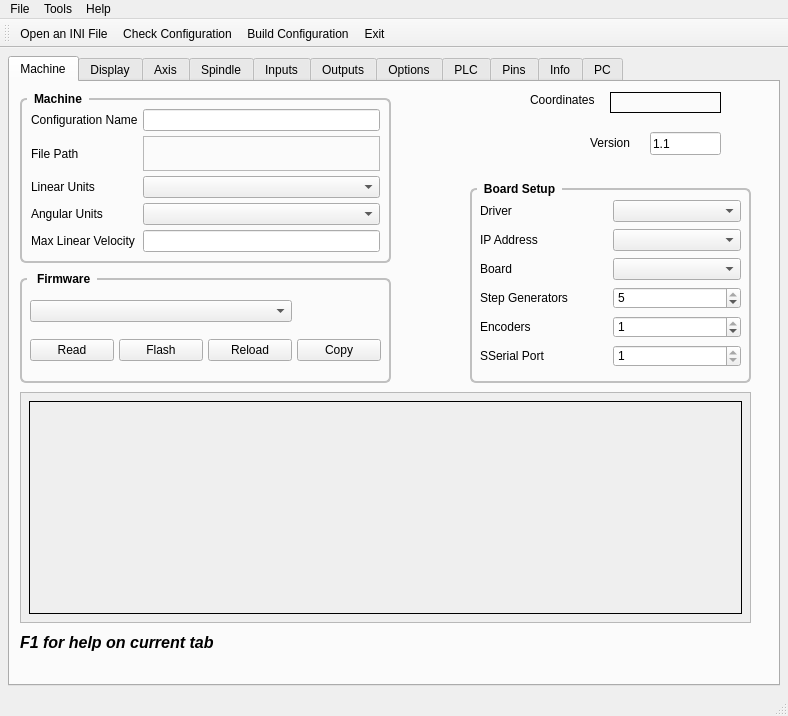
snelweg/7i96, file m7i96/7i96.ui: the form before one commit.
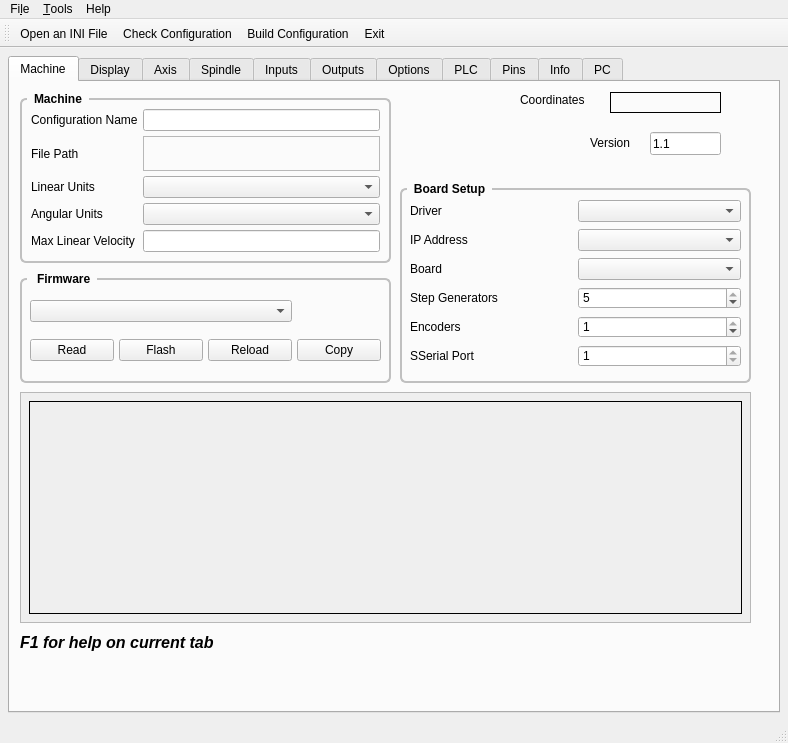
The form after the commit.

Commit message: Fix layout of main page

```diff
--- a/m7i96/7i96.ui
+++ b/m7i96/7i96.ui
@@ -7,7 +7,7 @@
     <x>0</x>
     <y>0</y>
     <width>788</width>
-    <height>716</height>
+    <height>743</height>
    </rect>
   </property>
   <property name="windowTitle">
@@ -56,9 +56,9 @@
        <widget class="QGroupBox" name="gridGroupBox">
         <property name="geometry">
          <rect>
-          <x>460</x>
+          <x>390</x>
           <y>100</y>
-          <width>281</width>
+          <width>351</width>
           <height>201</height>
          </rect>
         </property>
@@ -172,9 +172,9 @@
        <widget class="QLabel" name="label_10">
         <property name="geometry">
          <rect>
-          <x>520</x>
+          <x>510</x>
           <y>10</y>
-          <width>71</width>
+          <width>91</width>
           <height>16</height>
          </rect>
         </property>
@@ -7510,12 +7510,12 @@
      <x>0</x>
      <y>0</y>
      <width>788</width>
-     <height>27</height>
+     <height>24</height>
     </rect>
    </property>
    <widget class="QMenu" name="menuFile">
     <property name="title">
-     <string>File</string>
+     <string>Fi&amp;le</string>
     </property>
     <addaction name="actionNew"/>
     <addaction name="actionOpen"/>
@@ -7526,7 +7526,7 @@
    </widget>
    <widget class="QMenu" name="menuTools">
     <property name="title">
-     <string>Tools</string>
+     <string>&amp;Tools</string>
     </property>
     <addaction name="actionCheck"/>
     <addaction name="actionBuild"/>
```
Left out of the diff: 275 changed lines with no effect on the pictures.
